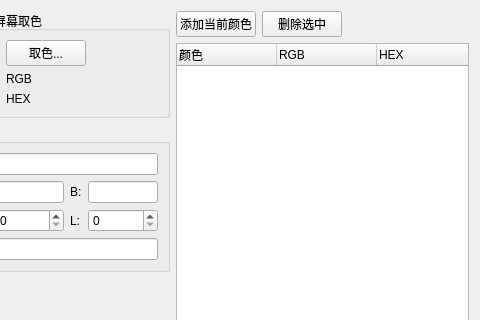
This is code/ColorPicker/widgets/colorpickerwindow.ui in zhongyang219/DeveloperTools as Qt 5 draws it before an edit; both pictures show x 141 to 621 and y 0 to 320 of the 621 by 437 pixel window. The edited form follows.
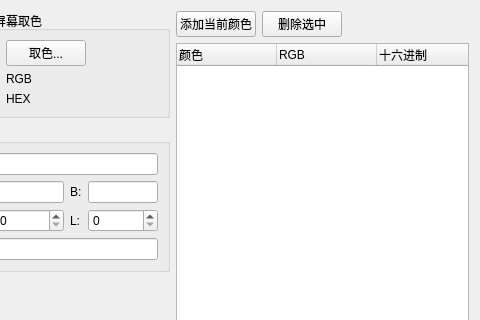
This is the edited form. Icons and pictures are not drawn. Custom widgets are drawn as their Qt base class.

Commit message: 复制RGB、十六进制值时在状态栏提示

What changed in the file:
```diff
--- a/code/ColorPicker/widgets/colorpickerwindow.ui
+++ b/code/ColorPicker/widgets/colorpickerwindow.ui
@@ -357,7 +357,7 @@
        </column>
        <column>
         <property name="text">
-         <string>HEX</string>
+         <string>十六进制</string>
         </property>
        </column>
       </widget>
```
The commit also changes 1 other file.
